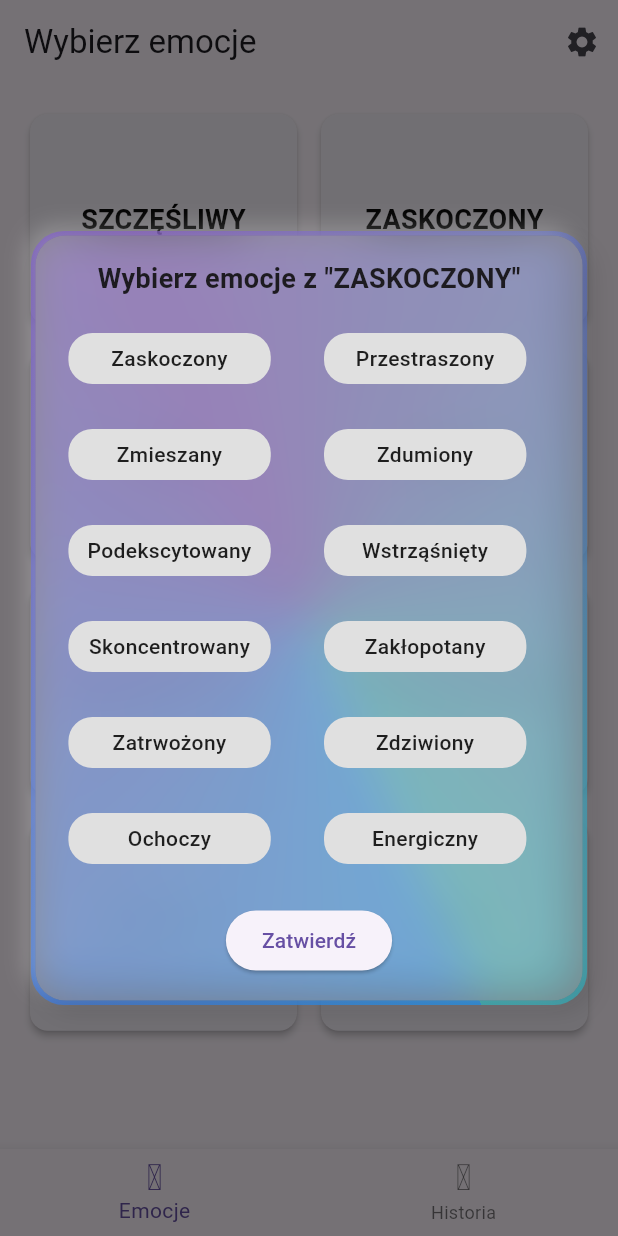
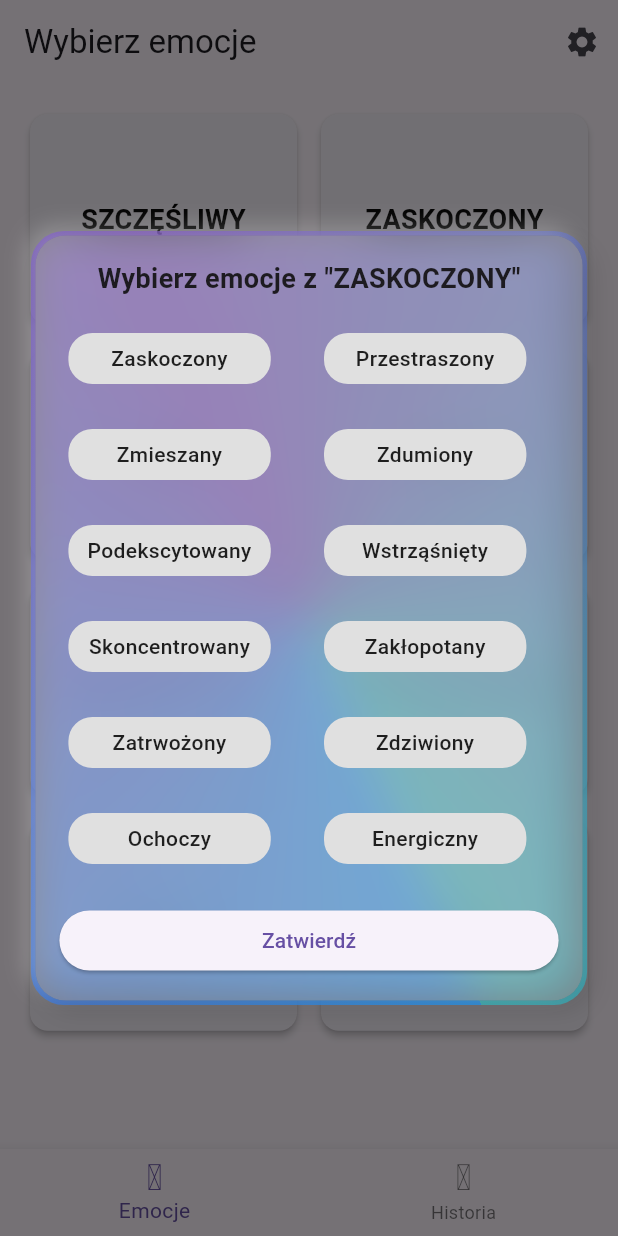
Before and after one commit to MateuszSredzinski/FeelingsApp, a Flutter app: the screen it shows after launch, after a tap on "ZASKOCZONY", on a phone screen of 412 x 824 dp. Run offline on Flutter 3.47's test engine with Material 3 defaults, Android fonts, the light colour scheme and no system bars; our stand-ins replace bloc, flutter_bloc, get_it, hive, hive_flutter, iconsax; accounts and stored records are empty.

Commit message:
static headers and footers. scrollable inner sections

```diff
--- a/lib/screens/choose_emotions_screen.dart
+++ b/lib/screens/choose_emotions_screen.dart
@@ -7,7 +7,7 @@ import 'package:feelings/theme/app_gradients.dart';
 import 'package:feelings/settings/settings_screen.dart';
 import 'package:feelings/settings/settings_cubit.dart';
 import 'package:feelings/screens/save_summary_popup.dart';
-import 'package:feelings/widgets/feelings_dialog.dart';
+import 'package:feelings/widgets/adaptive_pinned_dialog.dart';
 import 'package:feelings/screens/text_entry_screen.dart';
 import 'package:feelings/widgets/intensity_button.dart';
 import 'package:flutter/material.dart';
@@ -63,19 +63,22 @@ class _EmotionSelectPageState extends State<EmotionSelectPage> {
         barrierDismissible: true,
         builder: (context) {
           return StatefulBuilder(builder: (context, setPopupState) {
-          return FeelingsDialog(
-            child: GestureDetector(
-              behavior: HitTestBehavior.translucent,
-              onTap: () => FocusScope.of(context).unfocus(),
-              child: Padding(
-                padding: const EdgeInsets.all(16.0),
-                child: SingleChildScrollView(
-                  child: Column(
-                    mainAxisSize: MainAxisSize.min,
-                    children: [
-                      Text('Wybierz emocje z "${emotion.name}"',
+            return AdaptivePinnedDialog(
+              header: Text('Wybierz emocje z "${emotion.name}"',
                   style: const TextStyle(fontSize: 18, fontWeight: FontWeight.bold)),
-                      const SizedBox(height: 12),
+              footer: SafeArea(
+                top: false,
+                child: SizedBox(
+                  width: double.infinity,
+                  child: ElevatedButton(
+                    onPressed: () {
+                      Navigator.of(context).pop();
+                    },
+                    child: const Text('Zatwierdź'),
+                  ),
+                ),
+              ),
+              bodyChildren: [
                 GridView.builder(
                   shrinkWrap: true,
                   physics: const NeverScrollableScrollPhysics(),
@@ -118,18 +121,22 @@ class _EmotionSelectPageState extends State<EmotionSelectPage> {
                                     if (isSelected) {
                                       selectedSubEmotions.remove(sub);
                                     } else {
-                                            selectedSubEmotions[sub] = intensityEnabled ? 1 : 0;
+                                      selectedSubEmotions[sub] =
+                                          intensityEnabled ? 1 : 0;
                                     }
                                   });
                                   setState(() {});
                                 },
                                 child: Padding(
-                                        padding: const EdgeInsets.symmetric(horizontal: 8, vertical: 6),
+                                  padding: const EdgeInsets.symmetric(
+                                      horizontal: 8, vertical: 6),
                                   child: Row(
                                     mainAxisAlignment: MainAxisAlignment.center,
                                     mainAxisSize: MainAxisSize.min,
                                     children: [
-                                            if (isSelected) const Icon(Icons.check, size: 14, color: Colors.white),
+                                      if (isSelected)
+                                        const Icon(Icons.check,
+                                            size: 14, color: Colors.white),
                                       if (isSelected) const SizedBox(width: 4),
                                       Expanded(
                                         child: Text(
@@ -138,8 +145,11 @@ class _EmotionSelectPageState extends State<EmotionSelectPage> {
                                           overflow: TextOverflow.ellipsis,
                                           textAlign: TextAlign.center,
                                           style: TextStyle(
-                                                  color: isSelected ? Colors.white : Colors.black87,
-                                                  fontWeight: isSelected ? FontWeight.w600 : FontWeight.w500,
+                                            color:
+                                                isSelected ? Colors.white : Colors.black87,
+                                            fontWeight: isSelected
+                                                ? FontWeight.w600
+                                                : FontWeight.w500,
                                           ),
                                         ),
                                       ),
@@ -173,18 +183,7 @@ class _EmotionSelectPageState extends State<EmotionSelectPage> {
                     );
                   },
                 ),
-                      const SizedBox(height: 16),
-                      ElevatedButton(
-                        onPressed: () {
-                          Navigator.of(context).pop(); // zamknij popup wyboru sub-emocji
-                        },
-                        child: const Text('Zatwierdź'),
-                      ),
               ],
-                  ),
-                ),
-              ),
-            ),
             );
           });
         },
--- /dev/null
+++ b/lib/widgets/adaptive_pinned_dialog.dart
@@ -0,0 +1,164 @@
+import 'dart:math' as math;
+
+import 'package:flutter/material.dart';
+import 'package:feelings/widgets/feelings_dialog.dart';
+
+class AdaptivePinnedDialog extends StatefulWidget {
+  const AdaptivePinnedDialog({
+    super.key,
+    required this.header,
+    required this.footer,
+    required this.bodyChildren,
+    this.maxWidthFactor = 0.94,
+    this.maxHeightFactor = 0.85,
+    this.padding = const EdgeInsets.all(16),
+    this.fadeHeight = 20,
+    this.fadeRadius = 18,
+    this.enableFadePulse = true,
+  });
+
+  final Widget header;
+  final Widget footer;
+  final List<Widget> bodyChildren;
+  final double maxWidthFactor;
+  final double maxHeightFactor;
+  final EdgeInsets padding;
+  final double fadeHeight;
+  final double fadeRadius;
+  final bool enableFadePulse;
+
+  @override
+  State<AdaptivePinnedDialog> createState() => _AdaptivePinnedDialogState();
+}
+
+class _AdaptivePinnedDialogState extends State<AdaptivePinnedDialog>
+    with SingleTickerProviderStateMixin {
+  late final ScrollController _scrollController;
+  late final AnimationController _pulseController;
+  bool _showTopFade = false;
+  bool _showBottomFade = false;
+  bool _hasOverflow = false;
+
+  @override
+  void initState() {
+    super.initState();
+    _scrollController = ScrollController()..addListener(_updateFades);
+    _pulseController = AnimationController(
+      vsync: this,
+      duration: const Duration(seconds: 5),
+    )..repeat(reverse: true);
+    WidgetsBinding.instance.addPostFrameCallback((_) => _updateFades());
+  }
+
+  @override
+  void dispose() {
+    _scrollController.dispose();
+    _pulseController.dispose();
+    super.dispose();
+  }
+
+  void _updateFades() {
+    if (!_scrollController.hasClients) return;
+    final position = _scrollController.position;
+    final nextOverflow = position.maxScrollExtent > 0.0;
+    final nextShowTop = nextOverflow && position.pixels > 2;
+    final nextShowBottom =
+        nextOverflow && position.maxScrollExtent - position.pixels > 2;
+    if (nextOverflow != _hasOverflow ||
+        nextShowTop != _showTopFade ||
+        nextShowBottom != _showBottomFade) {
+      setState(() {
+        _hasOverflow = nextOverflow;
+        _showTopFade = nextShowTop;
+        _showBottomFade = nextShowBottom;
+      });
+    }
+  }
+
+  Widget _buildFade(bool isTop) {
+    final direction = isTop ? Alignment.topCenter : Alignment.bottomCenter;
+    final opposite = isTop ? Alignment.bottomCenter : Alignment.topCenter;
+    final radius = isTop
+        ? BorderRadius.vertical(top: Radius.circular(widget.fadeRadius))
+        : BorderRadius.vertical(bottom: Radius.circular(widget.fadeRadius));
+    return AnimatedBuilder(
+      animation: _pulseController,
+      builder: (context, _) {
+        final t = widget.enableFadePulse
+            ? (math.sin(_pulseController.value * math.pi * 2) + 1) / 2
+            : 0.0;
+        final opacity = 0.06 + 0.03 * t;
+        return ClipRRect(
+          borderRadius: radius,
+          child: Container(
+            height: widget.fadeHeight,
+            decoration: BoxDecoration(
+              gradient: LinearGradient(
+                begin: direction,
+                end: opposite,
+                colors: [
+                  Colors.white.withOpacity(opacity),
+                  Colors.white.withOpacity(0.0),
+                ],
+              ),
+            ),
+          ),
+        );
+      },
+    );
+  }
+
+  @override
+  Widget build(BuildContext context) {
+    final size = MediaQuery.of(context).size;
+    return FeelingsDialog(
+      child: GestureDetector(
+        behavior: HitTestBehavior.translucent,
+        onTap: () => FocusScope.of(context).unfocus(),
+        child: ConstrainedBox(
+          constraints: BoxConstraints(
+            maxWidth: size.width * widget.maxWidthFactor,
+            maxHeight: size.height * widget.maxHeightFactor,
+          ),
+          child: Padding(
+            padding: widget.padding,
+            child: Column(
+              mainAxisSize: MainAxisSize.min,
+              children: [
+                widget.header,
+                const SizedBox(height: 12),
+                Flexible(
+                  fit: FlexFit.loose,
+                  child: Stack(
+                    children: [
+                      ListView(
+                        controller: _scrollController,
+                        shrinkWrap: true,
+                        physics: _hasOverflow
+                            ? const BouncingScrollPhysics()
+                            : const NeverScrollableScrollPhysics(),
+                        children: widget.bodyChildren,
+                      ),
+                      if (_showTopFade)
+                        Align(
+                          alignment: Alignment.topCenter,
+                          child: _buildFade(true),
+                        ),
+                      if (_showBottomFade)
+                        Align(
+                          alignment: Alignment.bottomCenter,
+                          child: _buildFade(false),
+                        ),
+                    ],
+                  ),
+                ),
+                const SizedBox(height: 16),
+                widget.footer,
+              ],
+            ),
+          ),
+        ),
+      ),
+    );
+  }
+}
```
Also changed, not shown: lib/screens/history_page_screen.dart (+61 -81 lines), lib/screens/save_summary_popup.dart (+19 -34 lines), 1 other file. Lines whose indentation alone changed are shown as unchanged.
